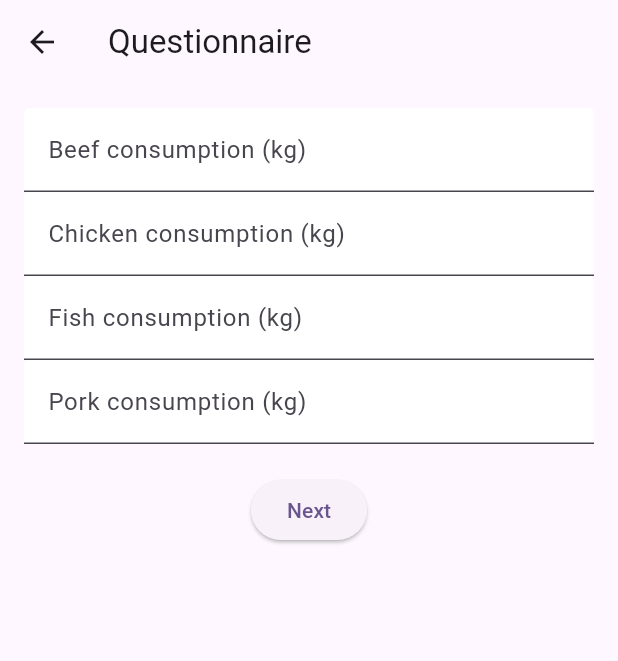
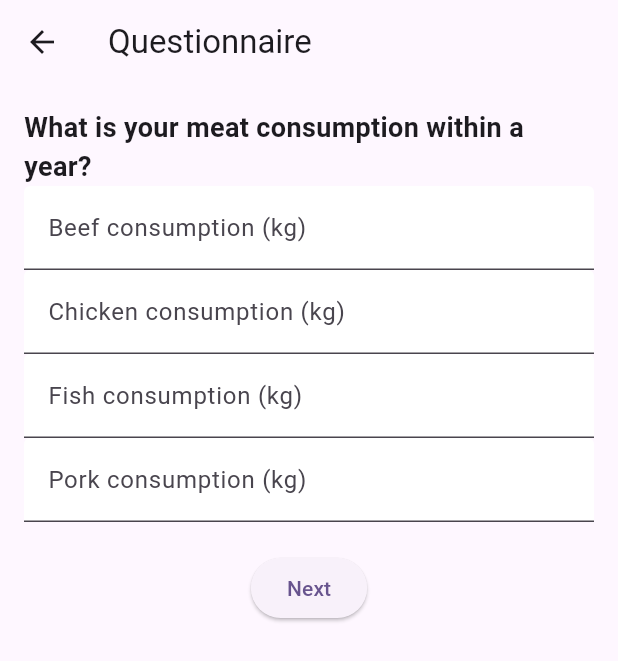
Before and after one commit to tacecapSx/fair-carbon-project, a Flutter app: the QuestionnairePage screen opened directly, on a phone screen of 412 x 824 dp. Shown: the top 661 px of the screen. Run offline on Flutter 3.47's test engine with Material 3 defaults, Android fonts, the light colour scheme and no system bars; our stand-ins replace firebase_core, firebase_database, fl_chart; accounts and stored records are empty.

Commit message:
Questions on the questionpage

```diff
--- a/lib/questionnaire.dart
+++ b/lib/questionnaire.dart
@@ -100,6 +100,12 @@ class _QuestionnairePageState extends State<QuestionnairePage> {
             padding: const EdgeInsets.all(16),
             child: Column(
               children: <Widget>[
+                // Header
+                Text(
+                  'What is your meat consumption within a year?',
+                  style: TextStyle(fontSize: 18, fontWeight: FontWeight.bold),
+                ),
+
                 ..._consumptionControllers.keys.map((key) {
                   return TextField(
                     controller: _consumptionControllers[key]!,
@@ -125,6 +131,10 @@ class _QuestionnairePageState extends State<QuestionnairePage> {
             padding: const EdgeInsets.all(16),
             child: Column(
               children: <Widget>[
+                Text(
+                  'How many kilometers do you fly in a year?',
+                  style: TextStyle(fontSize: 18, fontWeight: FontWeight.bold),
+                ),
                 TextField(
                   controller: _flightController,
                   decoration: const InputDecoration(
```
